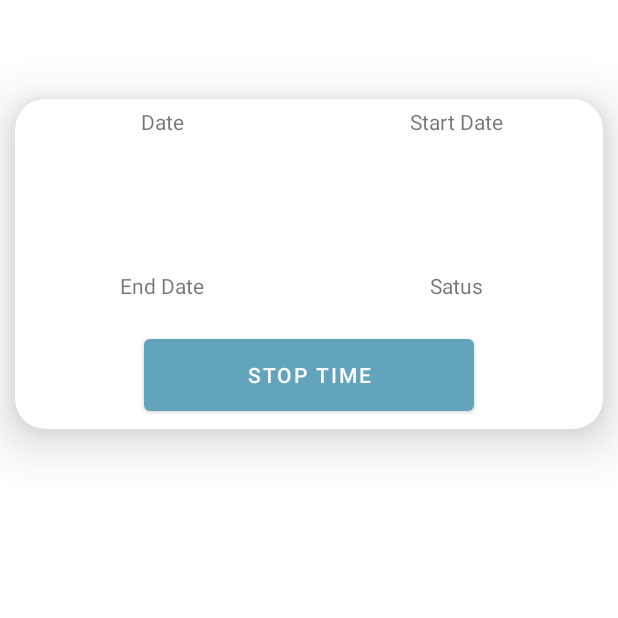
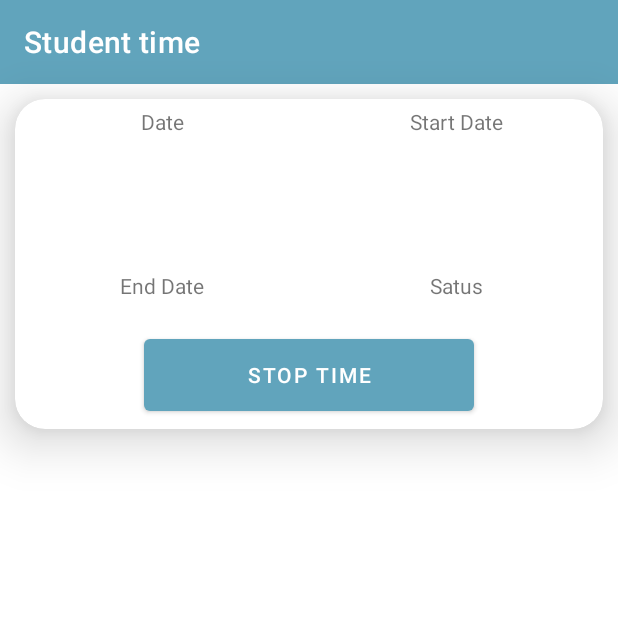
Before and after one commit to Asim-github-Ac/volunteer-app-services, an Android app: the Student_Attendance screen opened directly, with no data from a screen before it, on a phone screen of 412 x 824 dp, the top half of it. Run offline under Robolectric (Android 15) with nearby library versions, the light colour scheme and no system bars; our stand-ins replace Firebase (no records; nobody signed in at launch, a user with empty details on screens opened directly), data binding.

Commit message:
volunteer app services

```diff
--- a/app/src/main/java/com/example/vis/Student/Student_Attendance.java
+++ b/app/src/main/java/com/example/vis/Student/Student_Attendance.java
@@ -54,8 +54,6 @@ public class Student_Attendance extends AppCompatActivity {
                     mActivityBinding.date.setText(upload.get(0).getDate());
                     mActivityBinding.startdate.setText(upload.get(0).getStarttime());
                     mActivityBinding.endtimeis.setText(upload.get(0).getEndtime());
-
-
                 }
             }
         }).addOnFailureListener(new OnFailureListener() {
--- a/app/src/main/res/layout/activity_student_attendance.xml
+++ b/app/src/main/res/layout/activity_student_attendance.xml
@@ -10,6 +10,9 @@
     <androidx.appcompat.widget.Toolbar
         android:layout_width="match_parent"
         android:layout_height="wrap_content"
+        android:background="#61A4BC"
+        app:title="Student time"
+        app:titleTextColor="@color/white"
         />
 
     <androidx.cardview.widget.CardView
```
